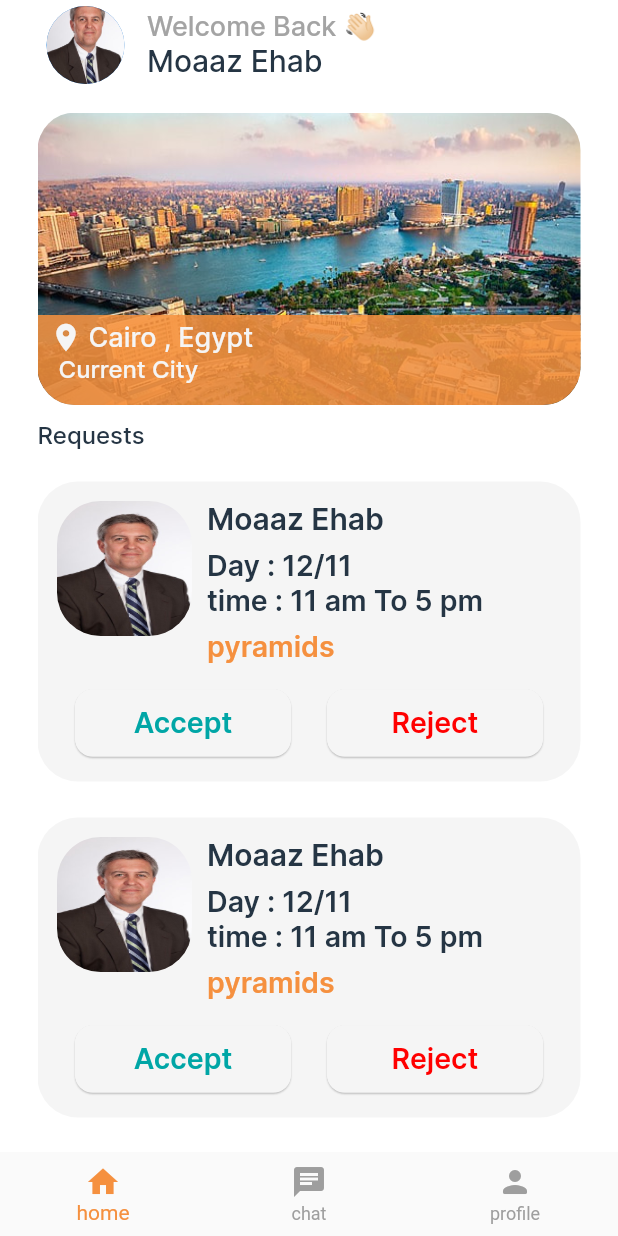
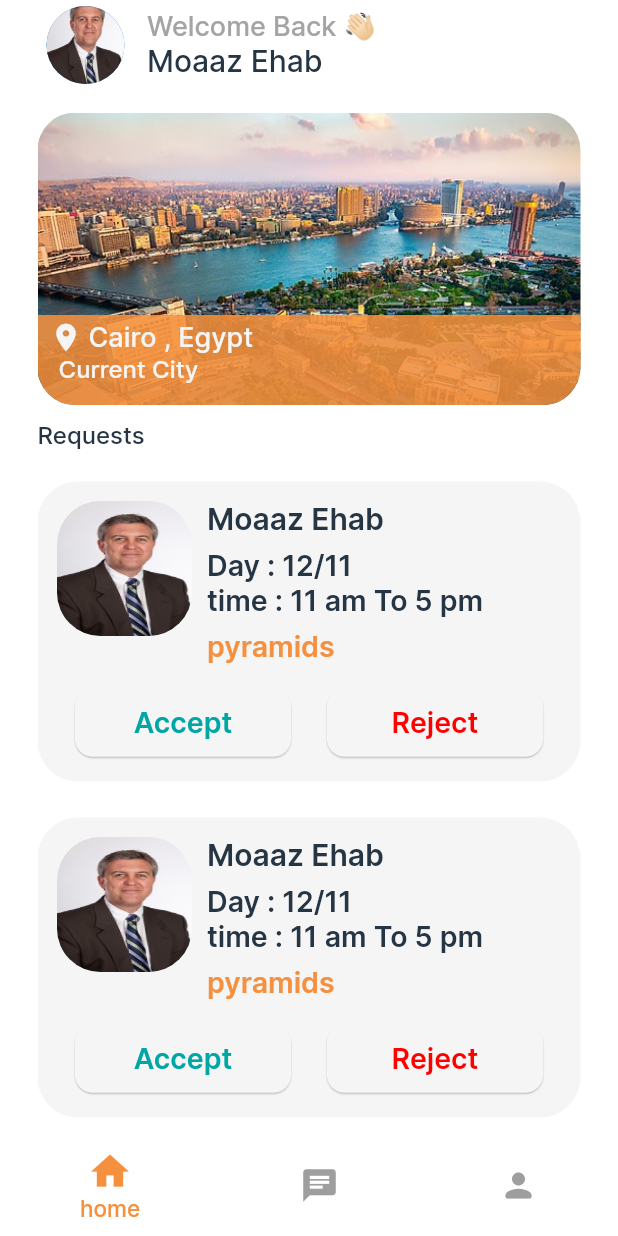
Before and after one commit to MoaazEhab20/horus, a Flutter app: the CustomBottomBartourguide screen opened directly, on a phone screen of 412 x 824 dp. Run offline on Flutter 3.47's test engine with Material 2 defaults, Android fonts, the phone set to English and light mode, and no system bars; our stand-ins replace another_carousel_pro, flutter_rating_bar, flutter_riverpod, hooks_riverpod, image_picker, shared_preferences and 1 more; accounts and stored records are empty.

Commit message:
bottom bar

```diff
--- a/lib/widgets/custom_bottom_bar_tourguide.dart
+++ b/lib/widgets/custom_bottom_bar_tourguide.dart
@@ -1,17 +1,17 @@
-import 'package:final_project/screens/tourguideview/tourguide_chat_screen.dart';
+import 'package:flutter/material.dart';
 
-import 'package:final_project/screens/tourguideview/tourgide_profile_screen.dart';
-import 'package:final_project/screens/tourguideview/tourguide_home_screen.dart';
-import 'package:flutter/material.dart';
+import '../screens/tourguideview/tourgide_profile_screen.dart';
+import '../screens/tourguideview/tourguide_chat_screen.dart';
+import '../screens/tourguideview/tourguide_home_screen.dart';
 
 class CustomBottomBartourguide extends StatefulWidget {
   const CustomBottomBartourguide({super.key});
 
   @override
-  State<CustomBottomBartourguide> createState() => _CustomBottomBarState();
+  State<CustomBottomBartourguide> createState() => _CustomBottomBartourguideState();
 }
 
-class _CustomBottomBarState extends State<CustomBottomBartourguide> {
+class _CustomBottomBartourguideState extends State<CustomBottomBartourguide> {
   int _currentIndex = 0;
   List<Widget> _widgetOptions = <Widget>[
     TourguideHomeScreen(),
@@ -19,41 +19,56 @@ class _CustomBottomBarState extends State<CustomBottomBartourguide> {
     TourguideProfileScreen(),
   ];
 
+  void _changeItem(int value) {
+    setState(() {
+      _currentIndex = value;
+    });
+  }
+
   @override
   Widget build(BuildContext context) {
     return Scaffold(
       body: _widgetOptions.elementAt(_currentIndex),
-      bottomNavigationBar: SizedBox(
-        child: Theme(
-          data: ThemeData(
-              bottomNavigationBarTheme:
-                  Theme.of(context).bottomNavigationBarTheme),
-          child: BottomNavigationBar(
-            items: [
-              BottomNavigationBarItem(
-                  backgroundColor: Colors.transparent,
-                  icon: Icon(Icons.home),
-                  label: 'home'),
-              BottomNavigationBarItem(
-                  backgroundColor: Colors.transparent,
-                  icon: Icon(Icons.chat),
-                  label: 'chat'),
-              BottomNavigationBarItem(
-                  backgroundColor: Colors.transparent,
-                  icon: Icon(Icons.person_rounded),
-                  label: 'profile'),
-            ],
-            currentIndex: _currentIndex,
-            onTap: _changeItem,
-          ),
+      bottomNavigationBar: Container(
+        color: Theme.of(context).bottomNavigationBarTheme.backgroundColor,
+        padding: EdgeInsets.symmetric(vertical: 10),
+        child: Row(
+          mainAxisAlignment: MainAxisAlignment.spaceAround,
+          children: <Widget>[
+            Spacer(flex: 1,),
+            _buildNavItem(Icons.home, 'home', 0),
+            Spacer(flex: 2,),
+            _buildNavItem(Icons.chat, 'chat', 1),
+            Spacer(flex: 2,),
+            _buildNavItem(Icons.person_rounded, 'profile', 2),
+            Spacer(flex: 1,),
+          ],
         ),
       ),
     );
   }
 
-  void _changeItem(int value) {
-    setState(() {
-      _currentIndex = value;
-    });
+  Widget _buildNavItem(IconData icon, String label, int index) {
+    bool isSelected = _currentIndex == index;
+    return GestureDetector(
+      onTap: () => _changeItem(index),
+      child: Column(
+        mainAxisSize: MainAxisSize.min,
+        children: <Widget>[
+          Icon(
+            icon,
+            color: isSelected ? const Color(0XFFF5903F) : Colors.grey,
+            size: isSelected ? 30.0 : 26.0, // 1.5 times larger for the selected icon
+          ),
+          if (isSelected)
+            Text(
+              label,
+              style: TextStyle(
+                color: const Color(0XFFF5903F)
+              ),
+            ),
+        ],
+      ),
+    );
   }
 }
```
